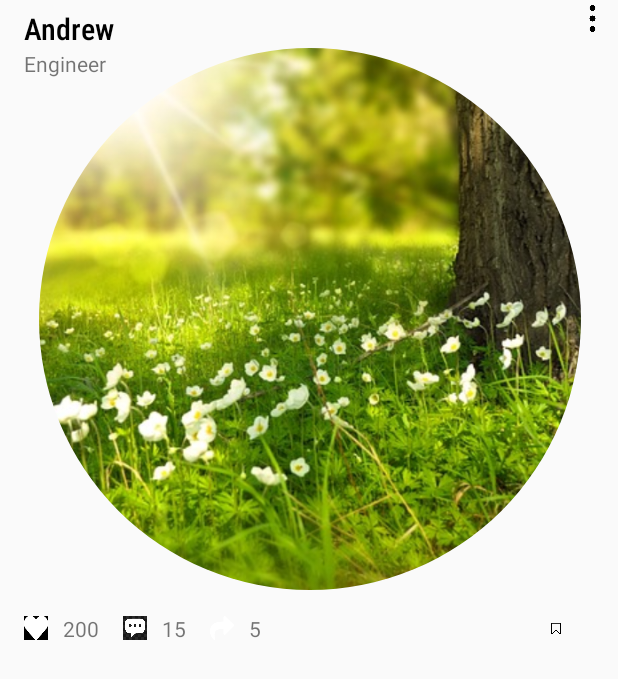
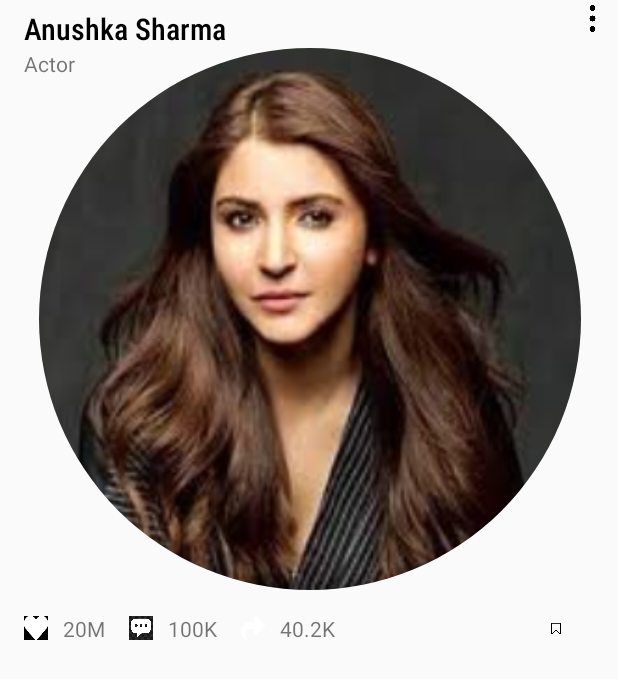
Before and after one commit to Kcode15/Social_Media_App, an Android app: the layout dashboard_rv_sample.xml on its own in the app's theme, with its tools: preview values and no code run, on a phone screen of 412 x 824 dp. Shown: the top 679 px of the screen. Run offline under Robolectric (Android 15) with nearby library versions, the phone set to English and light mode, and no system bars; plain views replace RoundedImageView.

Commit message:
Second Commit by Rashi

```diff
--- a/app/src/main/java/com/example/socialmediaapp/Fragment/Notification2Fragment.java
+++ b/app/src/main/java/com/example/socialmediaapp/Fragment/Notification2Fragment.java
@@ -32,8 +32,7 @@ public class Notification2Fragment extends Fragment {
     }
 
     @Override
-    public View onCreateView(LayoutInflater inflater, ViewGroup container,
-                             Bundle savedInstanceState) {
+    public View onCreateView(LayoutInflater inflater, ViewGroup container, Bundle savedInstanceState) {
         // Inflate the layout for this fragment
         View view = inflater.inflate(R.layout.fragment_notification2, container, false);
         recyclerView = view.findViewById(R.id.notification2RV);
--- a/app/src/main/java/com/example/socialmediaapp/MainActivity.java
+++ b/app/src/main/java/com/example/socialmediaapp/MainActivity.java
@@ -2,11 +2,9 @@ package com.example.socialmediaapp;
 
 import androidx.appcompat.app.AppCompatActivity;
 import androidx.fragment.app.FragmentTransaction;
-
 import android.os.Bundle;
 import android.view.Menu;
 import android.view.View;
-
 import com.example.socialmediaapp.Fragment.AddFragment;
 import com.example.socialmediaapp.Fragment.HomeFragment;
 import com.example.socialmediaapp.Fragment.NotificationFragment;
@@ -16,9 +14,7 @@ import com.example.socialmediaapp.databinding.ActivityMainBinding;
 import com.iammert.library.readablebottombar.ReadableBottomBar;
 
 public class MainActivity extends AppCompatActivity {
-
     ActivityMainBinding binding;
-
     @Override
     protected void onCreate(Bundle savedInstanceState) {
         super.onCreate(savedInstanceState);
--- a/app/src/main/res/layout/activity_login.xml
+++ b/app/src/main/res/layout/activity_login.xml
@@ -6,6 +6,7 @@
     android:layout_height="match_parent"
     android:background="@color/black"
     tools:context=".LoginActivity">
+
     <ImageView
         android:id="@+id/imageView6"
         android:layout_width="@dimen/_200mdp"
@@ -96,6 +97,7 @@
             android:layout_height="48dp"
             android:background="@drawable/input_text_bg"
             android:hint="Password"
+            android:inputType="textPassword"
             android:paddingBottom="5dp" />
     </com.google.android.material.textfield.TextInputLayout>
 
--- a/app/src/main/res/layout/activity_sign_up.xml
+++ b/app/src/main/res/layout/activity_sign_up.xml
@@ -147,6 +147,7 @@
             android:layout_height="48dp"
             android:background="@drawable/input_text_bg"
             android:hint="Password"
+            android:inputType="textPassword"
             android:paddingBottom="5dp" />
     </com.google.android.material.textfield.TextInputLayout>
 
--- a/app/src/main/res/layout/dashboard_rv_sample.xml
+++ b/app/src/main/res/layout/dashboard_rv_sample.xml
@@ -10,7 +10,7 @@
         android:layout_height="@dimen/_40mdp"
         android:layout_marginTop="8dp"
         android:padding="4dp"
-        android:src="@drawable/profile_image2"
+        android:src="@drawable/anu1"
         app:civ_border_color="@color/black"
         app:civ_border_width="3dp"
         app:layout_constraintStart_toStartOf="parent"
@@ -22,7 +22,7 @@
         android:layout_height="wrap_content"
         android:layout_marginStart="8dp"
         android:fontFamily="sans-serif-condensed-light"
-        android:text="Andrew"
+        android:text="Anushka Sharma"
         android:textColor="@color/black"
         android:textSize="20sp"
         android:textStyle="bold"
@@ -35,7 +35,7 @@
         android:id="@+id/about"
         android:layout_width="wrap_content"
         android:layout_height="wrap_content"
-        android:text="Engineer"
+        android:text="Actor"
         app:layout_constraintStart_toStartOf="@+id/userName"
         app:layout_constraintTop_toBottomOf="@+id/userName" />
 
@@ -55,7 +55,7 @@
         android:layout_height="361dp"
         android:layout_marginTop="16dp"
         android:scaleType="centerCrop"
-        android:src="@drawable/post_image"
+        android:src="@drawable/anup"
         app:layout_constraintEnd_toEndOf="parent"
         app:layout_constraintHorizontal_bias="0.5"
         app:layout_constraintStart_toStartOf="parent"
@@ -83,7 +83,7 @@
         android:drawableLeft="@drawable/small_like"
         android:drawablePadding="10dp"
         android:gravity="center"
-        android:text="200"
+        android:text="20M"
         app:layout_constraintStart_toStartOf="parent"
         app:layout_constraintTop_toBottomOf="@+id/postImg" />
 
@@ -96,7 +96,7 @@
         android:drawableLeft="@drawable/small_comment"
         android:drawablePadding="10dp"
         android:gravity="center"
-        android:text="15"
+        android:text="100K"
         app:layout_constraintStart_toEndOf="@id/like"
         app:layout_constraintTop_toBottomOf="@+id/postImg" />
 
@@ -109,7 +109,7 @@
         android:drawableLeft="@drawable/small_share"
         android:drawablePadding="10dp"
         android:gravity="center"
-        android:text="5"
+        android:text="40.2K"
         app:layout_constraintStart_toEndOf="@id/comment"
         app:layout_constraintTop_toBottomOf="@+id/postImg" />
 
--- a/app/src/main/res/layout/fragment_profile.xml
+++ b/app/src/main/res/layout/fragment_profile.xml
@@ -98,7 +98,7 @@
             android:layout_width="wrap_content"
             android:layout_height="wrap_content"
             android:fontFamily="sans-serif"
-            android:text="Musician"
+            android:text="Cricketer"
             android:textColor="#7F7F7F"
             app:layout_constraintEnd_toEndOf="@+id/textView5"
             app:layout_constraintStart_toStartOf="@+id/textView5"
@@ -216,7 +216,7 @@
                     android:id="@+id/textView9"
                     android:layout_width="wrap_content"
                     android:layout_height="wrap_content"
-                    android:text="4586"
+                    android:text="268M"
                     android:textColor="@color/black"
                     android:textSize="@dimen/_12font_mdp"
                     android:textStyle="bold"
--- a/app/src/main/res/layout/friend_rv_sample.xml
+++ b/app/src/main/res/layout/friend_rv_sample.xml
@@ -10,7 +10,7 @@
         android:layout_height="@dimen/_60mdp"
         android:layout_marginEnd="8dp"
         android:padding="4dp"
-        android:src="@drawable/deaf"
+        android:src="@drawable/dhoni"
         app:civ_border_color="@color/green"
         app:civ_border_width="3dp"
         app:layout_constraintBottom_toBottomOf="parent"
--- a/app/src/main/res/layout/hello.xml
+++ b/app/src/main/res/layout/hello.xml
@@ -28,8 +28,8 @@
                 android:layout_width="wrap_content"
                 android:layout_height="wrap_content"
                 android:layout_marginStart="16dp"
-                android:text="Be Social"
-                android:textColor="@color/sea_blue"
+                android:text="SocialSphere"
+                android:textColor="#7360DF"
                 android:textSize="@dimen/_24font_mdp"
                 android:textStyle="bold"
                 app:layout_constraintBottom_toBottomOf="@id/profile_image"
@@ -43,7 +43,7 @@
                 android:layout_marginTop="8dp"
                 android:layout_marginEnd="16dp"
                 android:padding="4dp"
-                android:src="@drawable/profile_image"
+                android:src="@drawable/v5"
                 app:civ_border_color="@color/black"
                 app:civ_border_width="3dp"
                 app:layout_constraintEnd_toEndOf="parent"
--- a/app/src/main/res/layout/notification2sample.xml
+++ b/app/src/main/res/layout/notification2sample.xml
@@ -10,7 +10,7 @@
         android:layout_height="@dimen/_50mdp"
         android:layout_marginTop="8dp"
         android:padding="4dp"
-        android:src="@drawable/profile_image"
+        android:src="@drawable/anu1"
         app:civ_border_color="@color/black"
         app:civ_border_width="3dp"
         app:layout_constraintStart_toStartOf="parent"
@@ -23,7 +23,7 @@
         android:layout_marginStart="8dp"
         android:layout_marginEnd="16dp"
         android:fontFamily="sans-serif"
-        android:text="Rachel Gill mentioned you in a comment"
+        android:text="Anushka Sharma liked your comment"
         android:textColor="@color/black"
         android:textSize="@dimen/_14font_mdp"
         android:textStyle="bold"
```
